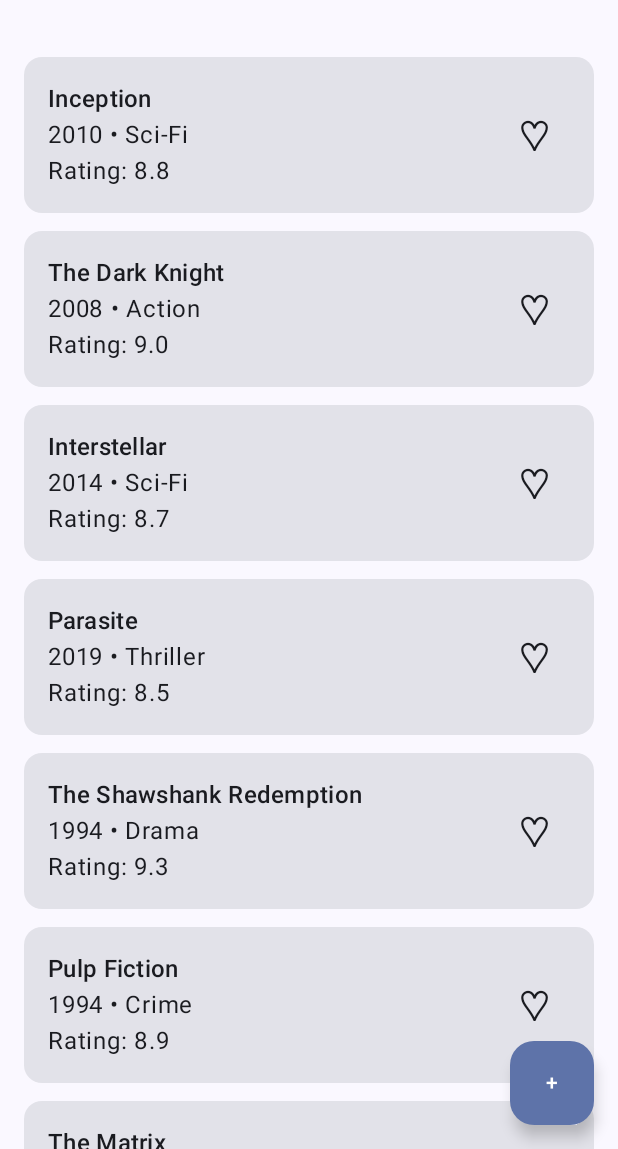
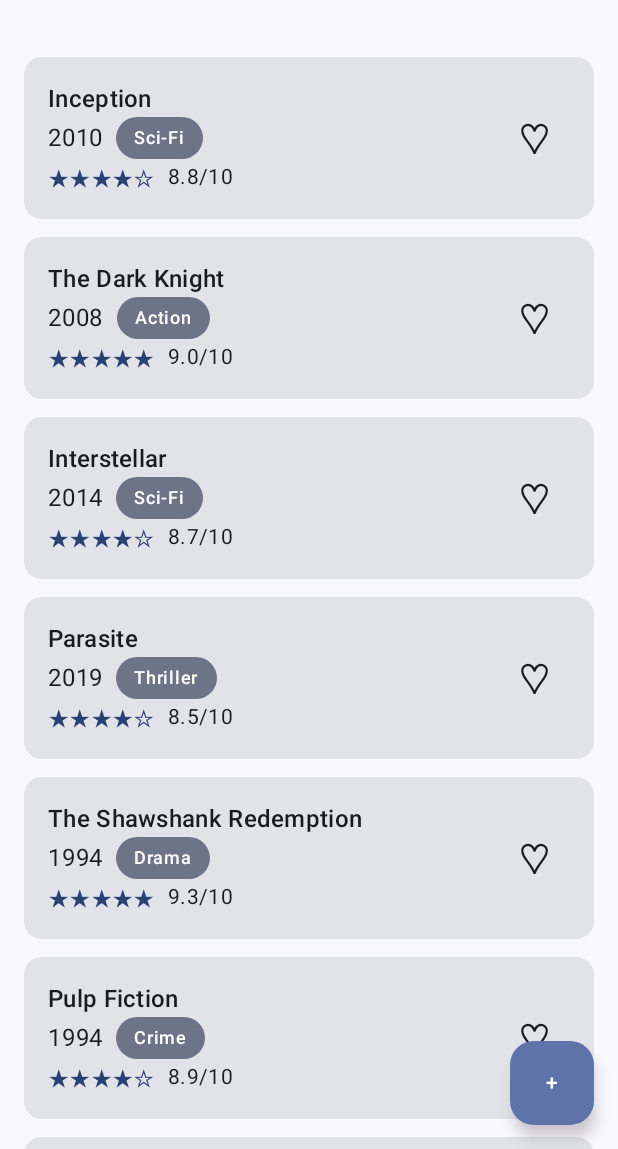
Before and after one commit to imankai/watchlist-app, an Android app built with Jetpack Compose: the composable CatalogScreen shown on its own in the app's theme, on a phone screen of 412 x 824 dp, the part 87-1236 px from its top. Run offline under Robolectric (Android 15) with nearby library versions, the phone set to English and light mode, and no system bars.

Commit message:
Improve MovieCard UI and add catalog preview

```diff
--- a/app/src/main/java/com/example/watchlist/ui/components/MovieCard.kt
+++ b/app/src/main/java/com/example/watchlist/ui/components/MovieCard.kt
@@ -32,12 +32,19 @@ fun MovieCard(
                     style = MaterialTheme.typography.titleMedium
                 )
 
-                Text(
-                    text = "${movie.year} • ${movie.genre}"
-                )
+                Row(
+                    verticalAlignment = Alignment.CenterVertically,
+                    horizontalArrangement = Arrangement.spacedBy(8.dp)
+                ) {
+                    Text(text = "${movie.year}")
 
-                Text(
-                    text = "Rating: ${movie.rating}"
+                    GenreChip(
+                        genre = movie.genre
+                    )
+                }
+
+                RatingBar(
+                    rating = movie.rating
                 )
             }
 
```
Also changed, not shown: app/src/main/java/com/example/watchlist/ui/screens/CatalogScreen.kt (+16 -0 lines).
